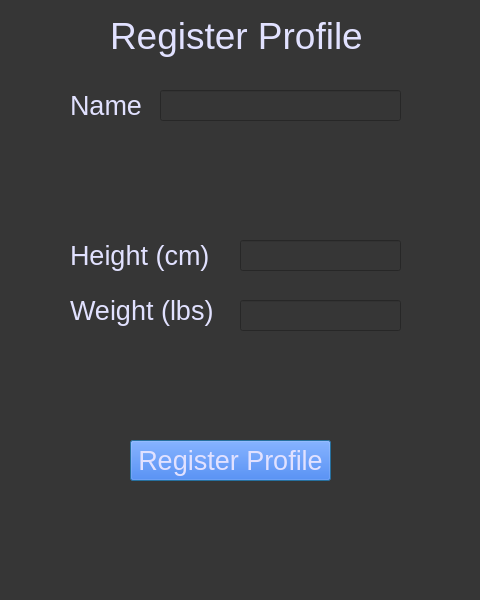
ali-hashim1/PhysicalDistressMonitor, file uis/register_profile.ui: the form before one commit.
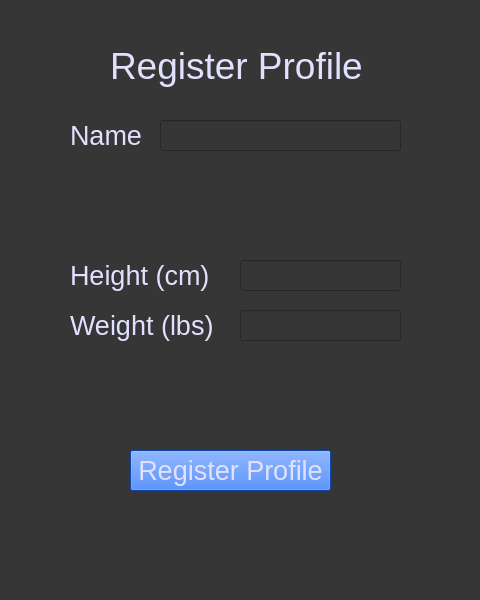
The form after the commit.

Commit message: Began integration into main

The edit to the form file:
```diff
--- a/uis/register_profile.ui
+++ b/uis/register_profile.ui
@@ -1,7 +1,7 @@
 <?xml version="1.0" encoding="UTF-8"?>
 <ui version="4.0">
- <class>Dialog</class>
- <widget class="QDialog" name="Dialog">
+ <class>MainWindow</class>
+ <widget class="QMainWindow" name="MainWindow">
   <property name="geometry">
    <rect>
     <x>0</x>
@@ -16,11 +16,12 @@
   <property name="styleSheet">
    <string notr="true">background-color: rgb(54, 54, 54)</string>
   </property>
+  <widget class="QWidget" name="centralwidget">
   <widget class="QLabel" name="label">
    <property name="geometry">
     <rect>
      <x>110</x>
-     <y>10</y>
+      <y>40</y>
      <width>271</width>
      <height>51</height>
     </rect>
@@ -36,7 +37,7 @@
    <property name="geometry">
     <rect>
      <x>70</x>
-     <y>90</y>
+      <y>120</y>
      <width>71</width>
      <height>31</height>
     </rect>
@@ -52,7 +53,7 @@
    <property name="geometry">
     <rect>
      <x>160</x>
-     <y>90</y>
+      <y>120</y>
      <width>241</width>
      <height>31</height>
     </rect>
@@ -61,24 +62,11 @@
     <string notr="true">color:rgb(225, 225, 255); font-size:14px</string>
    </property>
   </widget>
-  <widget class="QLineEdit" name="heightLine">
-   <property name="geometry">
-    <rect>
-     <x>240</x>
-     <y>240</y>
-     <width>161</width>
-     <height>31</height>
-    </rect>
-   </property>
-   <property name="styleSheet">
-    <string notr="true">color:rgb(225, 225, 255); font-size:14px</string>
-   </property>
-  </widget>
   <widget class="QLabel" name="label_4">
    <property name="geometry">
     <rect>
      <x>70</x>
-     <y>240</y>
+      <y>260</y>
      <width>151</width>
      <height>31</height>
     </rect>
@@ -90,13 +78,26 @@
     <string>Height (cm)</string>
    </property>
   </widget>
+   <widget class="QLineEdit" name="heightLine">
+    <property name="geometry">
+     <rect>
+      <x>240</x>
+      <y>260</y>
+      <width>161</width>
+      <height>31</height>
+     </rect>
+    </property>
+    <property name="styleSheet">
+     <string notr="true">color:rgb(225, 225, 255); font-size:14px</string>
+    </property>
+   </widget>
   <widget class="QLabel" name="label_5">
    <property name="geometry">
     <rect>
      <x>70</x>
-     <y>290</y>
+      <y>310</y>
      <width>151</width>
-     <height>41</height>
+      <height>31</height>
     </rect>
    </property>
    <property name="styleSheet">
@@ -110,7 +111,7 @@
    <property name="geometry">
     <rect>
      <x>240</x>
-     <y>300</y>
+      <y>310</y>
      <width>161</width>
      <height>31</height>
     </rect>
@@ -123,7 +124,7 @@
    <property name="geometry">
     <rect>
      <x>130</x>
-     <y>440</y>
+      <y>450</y>
      <width>201</width>
      <height>41</height>
     </rect>
@@ -135,6 +136,18 @@
     <string>Register Profile</string>
    </property>
   </widget>
+  </widget>
+  <widget class="QMenuBar" name="menubar">
+   <property name="geometry">
+    <rect>
+     <x>0</x>
+     <y>0</y>
+     <width>480</width>
+     <height>22</height>
+    </rect>
+   </property>
+  </widget>
+  <widget class="QStatusBar" name="statusbar"/>
  </widget>
  <resources/>
  <connections/>
```
Left out of the diff: 2 changed lines with no effect on the pictures. Lines whose indentation alone changed are shown as unchanged. The commit also changes 4 other files.
